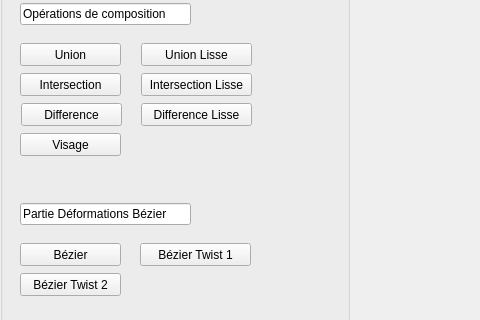
Above: AppTinyMesh/UI/interface.ui from AlexTheHugMachine/mg_2023 before the change; both pictures show x 0 to 480 and y 266 to 586 of the 1200 by 1000 pixel window. Below: the same form after it.
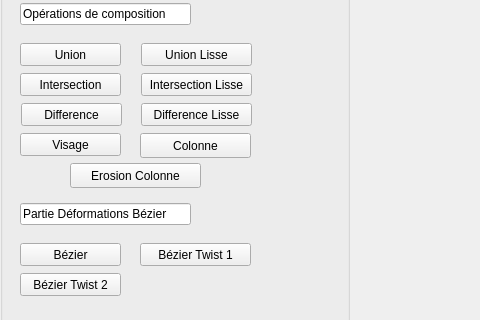
That is the form after the change.

Commit message: ajout Colonne

What changed in the file:
```diff
--- a/AppTinyMesh/UI/interface.ui
+++ b/AppTinyMesh/UI/interface.ui
@@ -353,6 +353,32 @@
         <string>Bézier Twist 2</string>
        </property>
       </widget>
+      <widget class="QPushButton" name="colonne">
+       <property name="geometry">
+        <rect>
+         <x>140</x>
+         <y>380</y>
+         <width>111</width>
+         <height>25</height>
+        </rect>
+       </property>
+       <property name="text">
+        <string>Colonne</string>
+       </property>
+      </widget>
+      <widget class="QPushButton" name="colonne_erosion">
+       <property name="geometry">
+        <rect>
+         <x>70</x>
+         <y>410</y>
+         <width>131</width>
+         <height>25</height>
+        </rect>
+       </property>
+       <property name="text">
+        <string>Erosion Colonne</string>
+       </property>
+      </widget>
      </widget>
     </item>
     <item>
```
Left out of the diff: 2 changed lines with no effect on the pictures. The commit also changes 3 other files.
